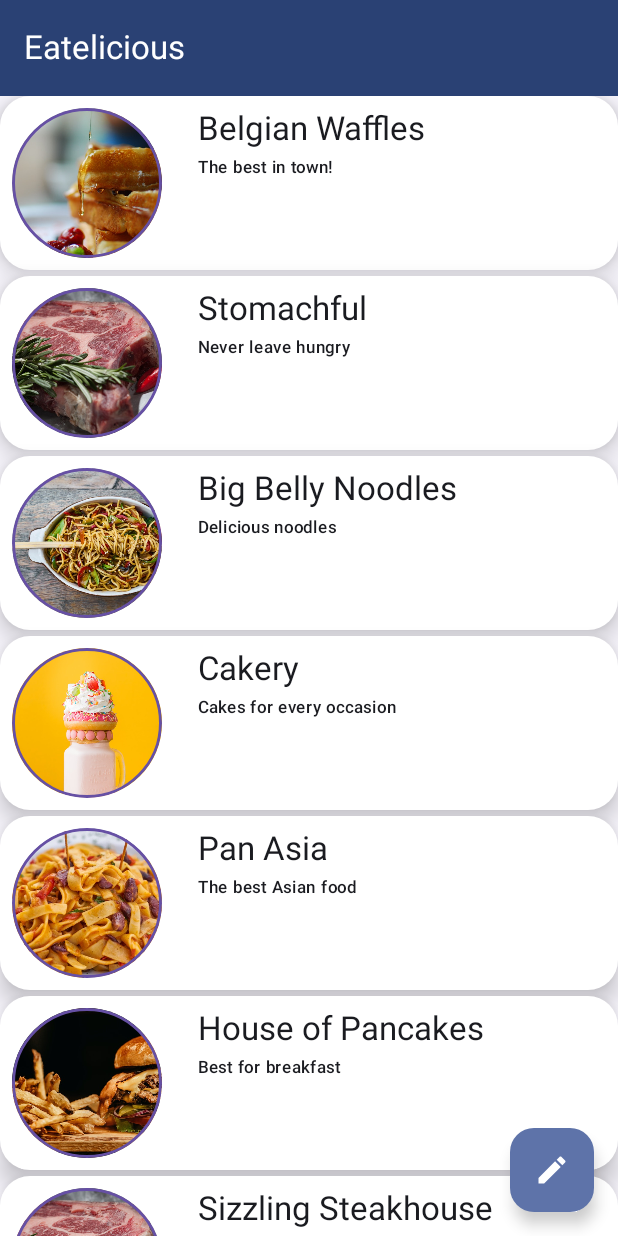
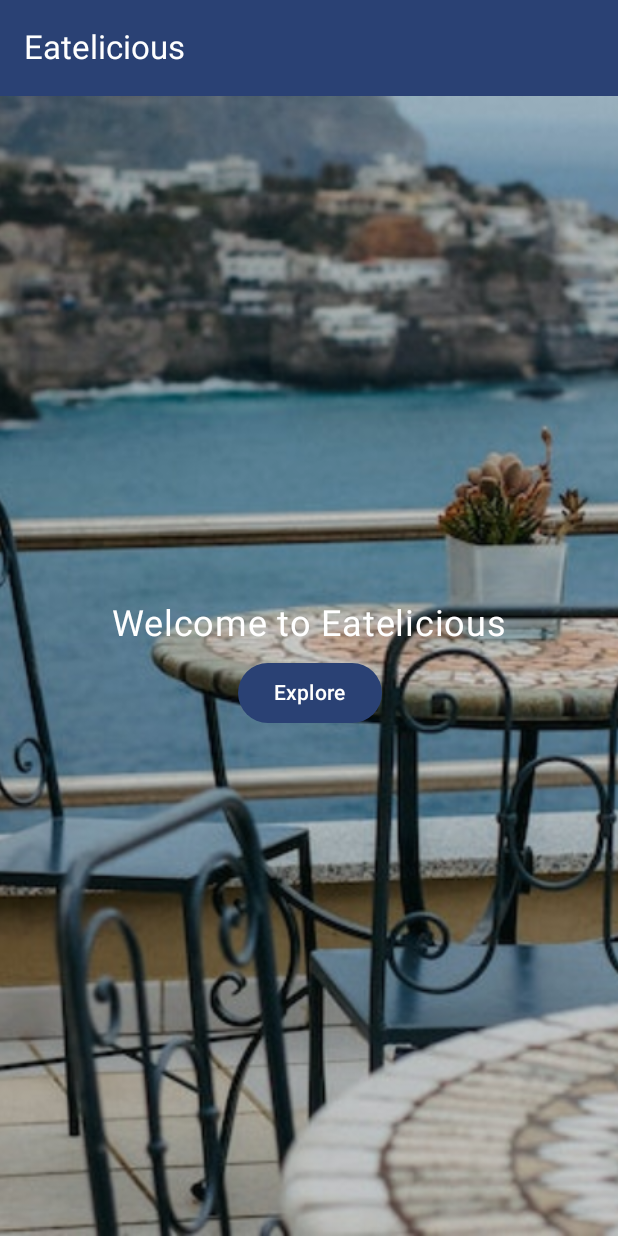
Before and after one commit to rama-kanaparthy/MyNavRestaurant, an Android app built with Jetpack Compose: the screen it shows after launch (MainActivity), on a phone screen of 412 x 824 dp. Run offline under Robolectric (Android 15) with nearby library versions, the phone set to English and light mode, and no system bars.

Commit message:
navigation

```diff
--- a/app/build.gradle
+++ b/app/build.gradle
@@ -46,6 +46,10 @@ dependencies {
     implementation libs.androidx.ui.graphics
     implementation libs.androidx.ui.tooling.preview
     implementation libs.androidx.material3
+    implementation libs.androidx.navigation.compose
+    implementation libs.androidx.lifecycle.viewmodel.compose
+    implementation libs.coil.compose
+
     testImplementation libs.junit
     androidTestImplementation libs.androidx.junit
     androidTestImplementation libs.androidx.espresso.core
--- a/app/src/main/java/com/rama/mynavrestaurant/MainActivity.kt
+++ b/app/src/main/java/com/rama/mynavrestaurant/MainActivity.kt
@@ -6,13 +6,18 @@ import androidx.activity.compose.setContent
 import androidx.activity.enableEdgeToEdge
 import androidx.compose.foundation.layout.fillMaxSize
 import androidx.compose.foundation.layout.padding
+import androidx.compose.material3.ExperimentalMaterial3Api
+import androidx.compose.material3.MaterialTheme
 import androidx.compose.material3.Scaffold
 import androidx.compose.material3.Surface
 import androidx.compose.material3.Text
+import androidx.compose.material3.TopAppBar
+import androidx.compose.material3.TopAppBarDefaults
 import androidx.compose.runtime.Composable
+import androidx.compose.runtime.mutableStateOf
+import androidx.compose.runtime.remember
 import androidx.compose.ui.Modifier
-import androidx.compose.ui.tooling.preview.Preview
-import com.rama.mynavrestaurant.screens.RestaurantApp
+import com.rama.mynavrestaurant.navigation.NavigationGraph
 import com.rama.mynavrestaurant.ui.theme.MyNavRestaurantTheme
 
 class MainActivity : ComponentActivity() {
@@ -29,10 +34,28 @@ class MainActivity : ComponentActivity() {
     }
 }
 
-@Preview(showBackground = true)
+
+@OptIn(ExperimentalMaterial3Api::class)
 @Composable
-fun GreetingPreview() {
-    MyNavRestaurantTheme {
-        RestaurantApp()
+fun RestaurantApp() {
+    var appBarTitle = remember { mutableStateOf("") }
+    Scaffold(
+        topBar = {
+            TopAppBar(
+                title = {
+                    Text(
+                        appBarTitle.value,
+                        color = MaterialTheme.colorScheme.onPrimary
+                    )
+                },
+                colors = TopAppBarDefaults.mediumTopAppBarColors(
+                    containerColor = MaterialTheme.colorScheme.primary
+                )
+            )
+        },
+    ) {
+            contentPadding -> NavigationGraph(contentPadding) {
+            title -> appBarTitle.value = title
+    }
     }
 }
--- a/app/src/main/java/com/rama/mynavrestaurant/data/MenuItem.kt
+++ /dev/null
@@ -1,6 +0,0 @@
-package com.rama.mynavrestaurant.data
-
-data class MenuItem(
-    val name: String,
-    val price: Float
-)
--- a/app/src/main/java/com/rama/mynavrestaurant/data/Restaurant.kt
+++ b/app/src/main/java/com/rama/mynavrestaurant/data/Restaurant.kt
@@ -1,7 +1,6 @@
 package com.rama.mynavrestaurant.data
 
 data class Restaurant(
-    val id: Int,
     val name: String,
     val tagLine: String,
     val imageId: Int
--- /dev/null
+++ b/app/src/main/java/com/rama/mynavrestaurant/navigation/NavigationGraph.kt
@@ -0,0 +1,59 @@
+package com.rama.mynavrestaurant.navigation
+
+
+import androidx.compose.foundation.layout.PaddingValues
+import androidx.compose.runtime.Composable
+import androidx.navigation.NavType
+import androidx.navigation.compose.NavHost
+import androidx.navigation.compose.composable
+import androidx.navigation.compose.rememberNavController
+import androidx.navigation.navArgument
+import com.rama.mynavrestaurant.screens.ExploreScreen
+import com.rama.mynavrestaurant.screens.HomeScreen
+import com.rama.mynavrestaurant.screens.RestaurantsScreen
+
+sealed class Screen(val route: String) {
+    object Home : Screen("home")
+    object Explore : Screen("explore")
+    object Restaurant : Screen("restaurant")
+}
+
+@Composable
+fun NavigationGraph(contentPadding: PaddingValues, onTitleChanged: (String) -> Unit) {
+
+    val navController = rememberNavController()
+
+    NavHost(navController = navController, startDestination = Screen.Home.route) {
+        composable(Screen.Home.route) {
+            HomeScreen(
+                contentPadding,
+                onTitleChanged = onTitleChanged,
+                onNavigateToExplore = {
+                    navController.navigate(Screen.Explore.route)
+                }
+            )
+        }
+        composable(Screen.Explore.route) {
+            ExploreScreen(
+                contentPadding,
+                onTitleChanged = onTitleChanged,
+                onNavigateToRestaurant = {
+                        name -> navController.navigate(
+                    "${Screen.Restaurant.route}/$name")
+                }
+            )
+        }
+        composable(
+            "${Screen.Restaurant.route}/{name}",
+            arguments = listOf(navArgument("name") { type = NavType.StringType })
+        ) {
+                backStackEntry->
+            RestaurantsScreen(
+                contentPadding,
+                restaurantName = backStackEntry.arguments?.getString("name"),
+                onTitleChanged = onTitleChanged,
+                onNavigateToExplore = { navController.navigate(Screen.Explore.route) }
+            )
+        }
+    }
+}
--- /dev/null
+++ b/app/src/main/java/com/rama/mynavrestaurant/screens/HomeScreen.kt
@@ -0,0 +1,73 @@
+package com.rama.mynavrestaurant.screens
+
+
+import androidx.compose.foundation.Image
+import androidx.compose.foundation.background
+import androidx.compose.foundation.layout.Box
+import androidx.compose.foundation.layout.Column
+import androidx.compose.foundation.layout.PaddingValues
+import androidx.compose.foundation.layout.Spacer
+import androidx.compose.foundation.layout.fillMaxSize
+import androidx.compose.foundation.layout.height
+import androidx.compose.foundation.layout.padding
+import androidx.compose.material3.Button
+import androidx.compose.material3.Text
+import androidx.compose.runtime.Composable
+import androidx.compose.ui.Alignment
+import androidx.compose.ui.Modifier
+import androidx.compose.ui.graphics.Color
+import androidx.compose.ui.layout.ContentScale
+import androidx.compose.ui.res.painterResource
+import androidx.compose.ui.unit.dp
+import androidx.compose.ui.unit.sp
+import com.rama.mynavrestaurant.R
+
+
+@Composable
+fun HomeScreen(
+    contentPadding: PaddingValues,
+    onTitleChanged: (String) -> Unit,
+    onNavigateToExplore: () -> Unit,
+) {
+    onTitleChanged("Eatelicious")
+
+    Box(
+        modifier = Modifier
+            .fillMaxSize()
+            .padding(contentPadding),
+        contentAlignment = Alignment.Center
+    ) {
+        Image(
+            painter = painterResource(id = R.drawable.home_page),
+            contentDescription = "Home page image",
+            modifier = Modifier.fillMaxSize(),
+            contentScale = ContentScale.Crop
+        )
+
+        Box(
+            modifier = Modifier
+                .fillMaxSize()
+                .background(Color.Black.copy(alpha = 0.01f))
+                .padding(16.dp),
+            contentAlignment = Alignment.Center
+        ) {
+            Column (
+                modifier = Modifier.align(Alignment.Center),
+                horizontalAlignment = Alignment.CenterHorizontally
+            ) {
+                Text(
+                    text = "Welcome to Eatelicious",
+                    color = Color.White,
+                    fontSize = 24.sp,
+                )
+                Spacer(modifier = Modifier.height(8.dp))
+                Button(
+                    onClick = onNavigateToExplore
+                ) {
+                    Text(text = "Explore")
+                }
+            }
+
+        }
+    }
+}
--- a/app/src/main/java/com/rama/mynavrestaurant/screens/RestaurantApp.kt
+++ /dev/null
@@ -1,97 +0,0 @@
-package com.rama.mynavrestaurant.screens
-
-import androidx.compose.foundation.layout.Box
-import androidx.compose.material.icons.Icons
-import androidx.compose.material.icons.filled.Edit
-import androidx.compose.material3.ExperimentalMaterial3Api
-import androidx.compose.material3.FloatingActionButton
-import androidx.compose.material3.Icon
-import androidx.compose.material3.MaterialTheme
-import androidx.compose.material3.Scaffold
-import androidx.compose.material3.Snackbar
-import androidx.compose.material3.SnackbarHost
-import androidx.compose.material3.SnackbarHostState
-import androidx.compose.material3.Text
-import androidx.compose.material3.TopAppBar
-import androidx.compose.material3.TopAppBarDefaults
-import androidx.compose.runtime.Composable
-import androidx.compose.runtime.mutableStateListOf
-import androidx.compose.runtime.remember
-import androidx.compose.ui.Alignment
-import androidx.compose.ui.Modifier
-import com.rama.mynavrestaurant.data.Restaurant
-import com.rama.mynavrestaurant.R
-import com.rama.mynavrestaurant.ui.RestaurantList
-
-
-@OptIn(ExperimentalMaterial3Api::class)
-@Composable
-fun RestaurantApp() {
-    val snackbarHostState = remember { SnackbarHostState() }
-
-    val restaurants = remember { mutableStateListOf(
-        Restaurant(11, "Belgian Waffles",
-            "The best in town!", R.drawable.restaurant_01),
-        Restaurant(12,"Stomachful",
-            "Never leave hungry", R.drawable.restaurant_02),
-        Restaurant(13,"Big Belly Noodles",
-            "Delicious noodles", R.drawable.restaurant_03),
-        Restaurant(14,"Cakery",
-            "Cakes for every occasion", R.drawable.restaurant_04),
-        Restaurant(15,"Pan Asia",
-            "The best Asian food", R.drawable.restaurant_05),
-        Restaurant(16,"House of Pancakes",
-            "Best for breakfast", R.drawable.restaurant_06),
-        Restaurant(17,"Sizzling Steakhouse",
-            "Come for the sizzle", R.drawable.restaurant_07),
-        Restaurant(18,"Something fishy",
-            "Everything from the sea", R.drawable.restaurant_08),
-        Restaurant(19,"Pasta Ya Gotcha",
-            "Pastas and more", R.drawable.restaurant_09),
-        Restaurant(20,"Healthy and Yummy",
-            "Can't believe it's healthy!", R.drawable.restaurant_10),
-    )}
-
-    Scaffold(
-        topBar = {
-            TopAppBar(
-                title = {
-                    Text(
-                        "Eatelicious",
-                        color = MaterialTheme.colorScheme.onPrimary
-                    )
-                },
-                colors = TopAppBarDefaults.mediumTopAppBarColors(
-                    containerColor = MaterialTheme.colorScheme.primary
-                )
-            )
-        },
-        floatingActionButton = {
-            FloatingActionButton(
-                onClick = {
-                    val shuffledRestaurants = restaurants.shuffled()
-                    restaurants.clear()
-
-                    restaurants.addAll(shuffledRestaurants)
-                }
-            ) {
-                Icon(Icons.Filled.Edit, contentDescription = null)
-            }
-        }
-    ) {
-            contentPadding ->
-        Box() {
-            RestaurantList(restaurants, contentPadding, snackbarHostState)
-            SnackbarHost(
-                hostState = snackbarHostState,
-                modifier = Modifier.align(Alignment.BottomCenter)
-            ) {
-                    snackbarData ->
-                Snackbar(
-                    snackbarData = snackbarData
-                )
-            }
-
-        }
-    }
-}
--- a/app/src/main/java/com/rama/mynavrestaurant/ui/RestaurantCard.kt
+++ /dev/null
@@ -1,102 +0,0 @@
-package com.rama.eatelicious.compose
-
-import androidx.compose.foundation.Image
-import androidx.compose.foundation.border
-import androidx.compose.foundation.clickable
-import androidx.compose.foundation.layout.Column
-import androidx.compose.foundation.layout.Row
-import androidx.compose.foundation.layout.Spacer
-import androidx.compose.foundation.layout.fillMaxWidth
-import androidx.compose.foundation.layout.height
-import androidx.compose.foundation.layout.padding
-import androidx.compose.foundation.layout.size
-import androidx.compose.foundation.layout.width
-import androidx.compose.foundation.shape.CircleShape
-import androidx.compose.foundation.shape.RoundedCornerShape
-import androidx.compose.material3.Card
-import androidx.compose.material3.CardDefaults
-import androidx.compose.material3.MaterialTheme
-import androidx.compose.material3.SnackbarDuration
-import androidx.compose.material3.SnackbarHostState
-import androidx.compose.material3.Text
-import androidx.compose.runtime.Composable
-import androidx.compose.runtime.MutableState
-import androidx.compose.runtime.rememberCoroutineScope
-import androidx.compose.ui.Modifier
-import androidx.compose.ui.draw.clip
-import androidx.compose.ui.graphics.Color
-import androidx.compose.ui.layout.ContentScale
-import androidx.compose.ui.res.painterResource
-import androidx.compose.ui.unit.dp
-import com.rama.mynavrestaurant.data.Restaurant
-import com.rama.mynavrestaurant.ui.theme.Purple40
-import kotlinx.coroutines.launch
-
-
-@Composable
-fun RestaurantCard(
-    restaurant: Restaurant,
-    rememberedValue: MutableState<Int>,
-    snackbarHostState: SnackbarHostState
-) {
-
-    val coroutineScope = rememberCoroutineScope()
-
-    Card(
-        modifier = Modifier.fillMaxWidth(),
-        shape = RoundedCornerShape(20.dp),
-        elevation = CardDefaults.cardElevation(
-            defaultElevation = 10.dp
-        ),
-        colors = CardDefaults.cardColors(
-            Color.White
-        )
-    ) {
-        Row (
-            Modifier.padding(8.dp).clickable(onClick = {
-                rememberedValue.value++
-
-                coroutineScope.launch {
-
-                    // Show the snackbar for a short duration
-                    snackbarHostState.showSnackbar(
-                        message = "${restaurant.name} has ${rememberedValue.value} like(s)",
-                        duration = SnackbarDuration.Short
-                    )
-                }
-            })
-        ) {
-            Image(
-                painter = painterResource(restaurant.imageId),
-                contentDescription = "restaurant",
-                modifier = Modifier
-                    .size(100.dp)
-                    .clip(CircleShape)
-                    .border(width = 2.dp, color = Purple40, shape = CircleShape),
-                contentScale = ContentScale.Crop
-            )
-
-            Spacer(modifier = Modifier.width(8.dp))
-
-            Column (modifier = Modifier.fillMaxWidth()) {
-                Text(
-                    restaurant.name,
-                    style = MaterialTheme.typography.titleLarge,
-                    modifier = Modifier.padding(
-                        start = 16.dp, end = 16.dp
-                    )
-                )
-
-                Spacer(modifier = Modifier.height(4.dp))
-
-                Text(
-                    restaurant.tagLine,
-                    style = MaterialTheme.typography.labelSmall,
-                    modifier = Modifier.padding(
-                        start = 16.dp, end = 16.dp
-                    )
-                )
-            }
-        }
-    }
-}
--- a/app/src/main/java/com/rama/mynavrestaurant/ui/RestaurantList.kt
+++ /dev/null
@@ -1,33 +0,0 @@
-package com.rama.mynavrestaurant.ui
-
-import androidx.compose.foundation.layout.Arrangement
-import androidx.compose.foundation.layout.PaddingValues
-import androidx.compose.foundation.lazy.LazyColumn
-import androidx.compose.foundation.lazy.items
-import androidx.compose.material3.SnackbarHostState
-import androidx.compose.runtime.Composable
-import androidx.compose.runtime.mutableStateOf
-import androidx.compose.runtime.remember
-import androidx.compose.ui.unit.dp
-import com.rama.eatelicious.compose.RestaurantCard
-import com.rama.mynavrestaurant.data.Restaurant
-
-@Composable
-fun RestaurantList(
-    restaurants: List<Restaurant>,
-    contentPadding: PaddingValues,
-    snackbarHostState: SnackbarHostState
-){
-    LazyColumn(
-        contentPadding = contentPadding,
-        verticalArrangement = Arrangement.spacedBy(4.dp)
-    ) {
-        items(
-            items = restaurants,
-        ){ restaurant ->
-            val rememberValue = remember(restaurant) { mutableStateOf(0) }
-            RestaurantCard(restaurant = restaurant, rememberValue,snackbarHostState)
-
-        }
-    }
-}
--- a/gradle/libs.versions.toml
+++ b/gradle/libs.versions.toml
@@ -1,5 +1,6 @@
 [versions]
 agp = "8.7.2"
+coilCompose = "2.6.0"
 kotlin = "2.0.0"
 coreKtx = "1.15.0"
 junit = "4.13.2"
@@ -8,9 +9,13 @@ espressoCore = "3.6.1"
 lifecycleRuntimeKtx = "2.8.7"
 activityCompose = "1.10.1"
 composeBom = "2024.04.01"
+navigationCompose = "2.7.7"
 
 [libraries]
 androidx-core-ktx = { group = "androidx.core", name = "core-ktx", version.ref = "coreKtx" }
+androidx-lifecycle-viewmodel-compose = { module = "androidx.lifecycle:lifecycle-viewmodel-compose", version.ref = "lifecycleRuntimeKtx" }
+androidx-navigation-compose = { module = "androidx.navigation:navigation-compose", version.ref = "navigationCompose" }
+coil-compose = { module = "io.coil-kt:coil-compose", version.ref = "coilCompose" }
 junit = { group = "junit", name = "junit", version.ref = "junit" }
 androidx-junit = { group = "androidx.test.ext", name = "junit", version.ref = "junitVersion" }
 androidx-espresso-core = { group = "androidx.test.espresso", name = "espresso-core", version.ref = "espressoCore" }
```
Also changed, not shown: app/src/main/java/com/rama/mynavrestaurant/repositories/RestaurantsRepository.kt (added, +45 -0 lines), app/src/main/java/com/rama/mynavrestaurant/screens/ExploreScreen.kt (added, +112 -0 lines), app/src/main/java/com/rama/mynavrestaurant/screens/RestaurantsScreen.kt (added, +107 -0 lines), app/src/main/res/drawable/home_page.jpg (added).
